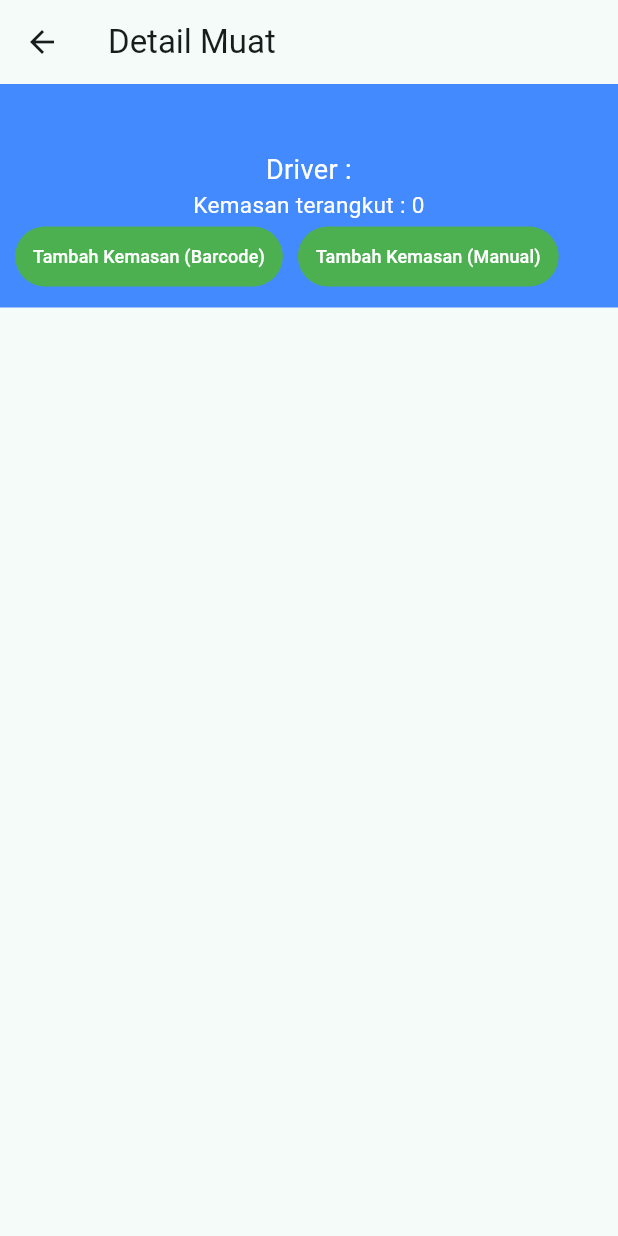
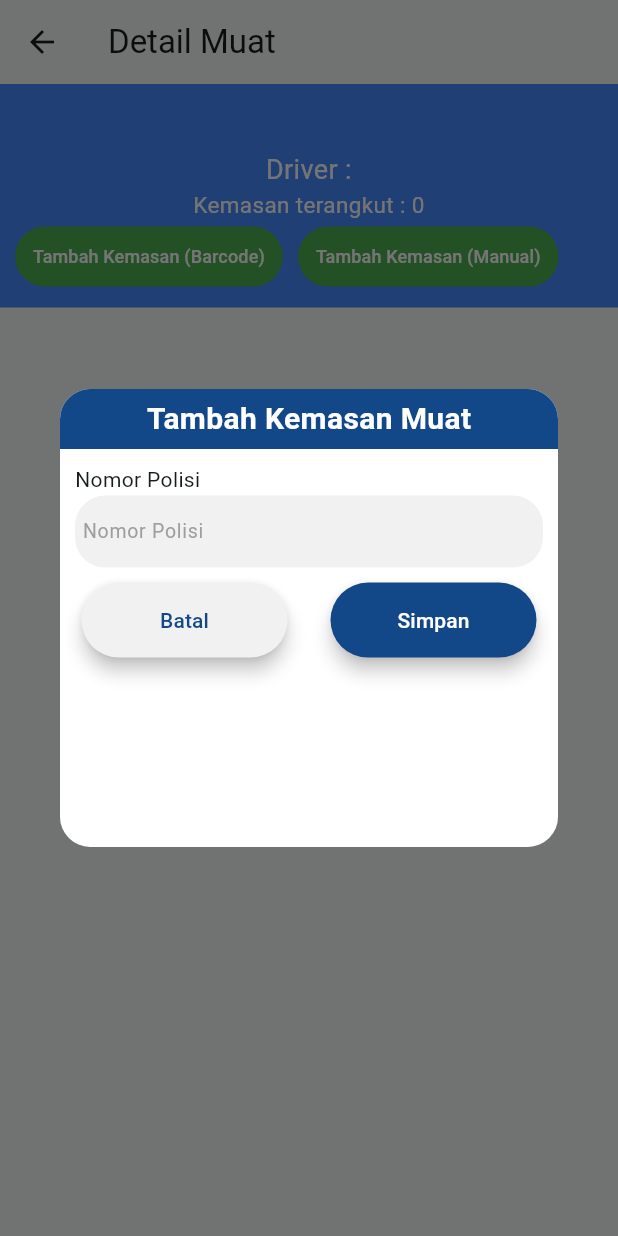
Before and after one commit to mastoto-github/tbl_fotobarang, a Flutter app: the MuatDetil screen opened directly with empty values, after a tap on "Tambah Kemasan (Manual)", on a phone screen of 412 x 824 dp. Run offline on Flutter 3.47's test engine with Material 3 defaults, Android fonts, the phone set to English and light mode, and no system bars; our stand-ins replace cool_alert, flutter_image_compress, get, google_fonts, image_picker, percent_indicator; missing offline and left inert: flutter_barcode_scanner, flutter_beep, odoo_rpc.

Commit message:
Tambah Kemasan Manual

```diff
--- a/lib/screens/muat/muat_detil.dart
+++ b/lib/screens/muat/muat_detil.dart
@@ -3,6 +3,8 @@ import 'package:flutter/material.dart';
 import 'package:flutter_barcode_scanner/flutter_barcode_scanner.dart';
 import 'package:odoo_rpc/odoo_rpc.dart';
 import 'package:tbl_fotobarang/main.dart';
+import 'package:flutter_beep/flutter_beep.dart';
+import 'package:tbl_fotobarang/screens/muat/tambahkemasan_form.dart';
 
 class MuatDetil extends StatefulWidget {
   final String vnopol;
@@ -89,7 +91,9 @@ class _MuatDetilState extends State<MuatDetil> {
                       child: TextButton(
                           style: TextButton.styleFrom(
                               backgroundColor: Colors.green.shade500),
-                          onPressed: () async {},
+                          onPressed: () async {
+                            _showAnimatedDialog(context, TambahKemasanForm());
+                          },
                           child: const Text(
                             "Tambah Kemasan (Manual)",
                             style: TextStyle(fontSize: 12, color: Colors.white),
@@ -201,6 +205,17 @@ class _MuatDetilState extends State<MuatDetil> {
     });
   }
 
+  void _showAnimatedDialog(BuildContext context, var val) {
+    showDialog(
+        context: context,
+        builder: (BuildContext context) {
+          return Dialog(
+            backgroundColor: Colors.transparent,
+            child: val,
+          );
+        }).then((value) => setState(() {}));
+  }
+
   Future scanbarcode() async {
     await FlutterBarcodeScanner.scanBarcode(
             "#FFFF0000", "Kembali", false, ScanMode.BARCODE)
@@ -218,6 +233,7 @@ class _MuatDetilState extends State<MuatDetil> {
       }
 
       if (vresp == "N") {
+        FlutterBeep.beep(false);
         // ignore: use_build_context_synchronously
         CoolAlert.show(
             context: context,
@@ -226,6 +242,7 @@ class _MuatDetilState extends State<MuatDetil> {
             text: "Data kemasan tidak ditemukan di aplikasi",
             autoCloseDuration: const Duration(seconds: 2));
       } else if (vresp == "X") {
+        FlutterBeep.beep(false);
         // ignore: use_build_context_synchronously
         CoolAlert.show(
             context: context,
@@ -235,6 +252,7 @@ class _MuatDetilState extends State<MuatDetil> {
             autoCloseDuration: const Duration(seconds: 2));
       } else {
         await insertMuatIds();
+        FlutterBeep.beep();
         // ignore: use_build_context_synchronously
         CoolAlert.show(
             context: context,
--- /dev/null
+++ b/lib/screens/muat/tambahkemasan_form.dart
@@ -0,0 +1,155 @@
+import 'package:flutter/material.dart';
+
+import 'package:get/get.dart';
+import 'package:odoo_rpc/odoo_rpc.dart';
+import 'package:tbl_fotobarang/screens/input_field.dart';
+import 'package:tbl_fotobarang/style.dart';
+import 'package:tbl_fotobarang/themes.dart';
+
+class TambahKemasanForm extends StatefulWidget {
+  @override
+  _TambahKemasanForm createState() => _TambahKemasanForm();
+}
+
+class _TambahKemasanForm extends State<TambahKemasanForm> {
+  double _dialogHeight = 0.0;
+  double _dialogWidth = Get.width;
+  final tNoKemasan = TextEditingController();
+  String? snokms;
+  final client = OdooClient('https://tps.transbenua.com');
+
+  @override
+  void initState() {
+    super.initState();
+    Future.delayed(Duration(milliseconds: 50), () {
+      setState(() {
+        _dialogHeight = Get.height / 2.7;
+      });
+    });
+  }
+
+  Widget build(BuildContext context) {
+    Style style = Style();
+
+    return AnimatedContainer(
+      duration: Duration(milliseconds: 600),
+      curve: Curves.easeInOut,
+      height: _dialogHeight,
+      width: _dialogWidth,
+      decoration: BoxDecoration(
+          color: Colors.white, borderRadius: BorderRadius.circular(20)),
+      child: SingleChildScrollView(
+          child: Column(
+        mainAxisAlignment: MainAxisAlignment.center,
+        children: [
+          Container(
+            width: Get.width,
+            height: 40,
+            alignment: Alignment.center,
+            decoration: const BoxDecoration(
+                color: blueColor,
+                borderRadius: BorderRadius.only(
+                    topLeft: Radius.circular(20),
+                    topRight: Radius.circular(20))),
+            child: const Text(
+              'Tambah Kemasan Muat',
+              style: TextStyle(
+                  fontSize: 20,
+                  fontWeight: FontWeight.w600,
+                  color: Colors.white),
+            ),
+          ),
+          const SizedBox(
+            height: 10,
+          ),
+          InputField(
+            title: 'Nomor Polisi',
+            isSecured: false,
+            tCont: tNoKemasan,
+          ),
+          const SizedBox(
+            height: 10,
+          ),
+          Row(
+            mainAxisAlignment: MainAxisAlignment.spaceAround,
+            children: [
+              ElevatedButton(
+                style: style.btnStyle(
+                    btnWidth: Get.width / 3,
+                    btnColor: Color.fromARGB(255, 241, 241, 241)),
+                onPressed: () async {
+                  await Future.delayed(const Duration(milliseconds: 50), () {
+                    setState(() {
+                      _dialogHeight = 0;
+                    });
+                  });
+
+                  await Future.delayed(const Duration(milliseconds: 450));
+                  Get.back();
+                },
+                child: Text(
+                  'Batal',
+                  style: style.txtStyle(txtColor: blueColor),
+                ),
+              ),
+              ElevatedButton(
+                onPressed: () async {
+                  await Future.delayed(const Duration(milliseconds: 50), () {
+                    setState(() {
+                      _dialogHeight = 0;
+                      snokms = tNoKemasan.text;
+                      insertMuatIds();
+                    });
+                  });
+                  await Future.delayed(const Duration(milliseconds: 450));
+                  Get.back(result: 'Ok');
+                },
+                style: style.btnStyle(
+                    btnWidth: Get.width / 3, btnColor: blueColor),
+                child: Text(
+                  'Simpan',
+                  style: style.txtStyle(txtColor: Colors.white),
+                ),
+              )
+            ],
+          )
+        ],
+      )),
+    );
+  }
+
+  Future<int?> sendMuat() async {
+    int? ret;
+    final session = await client.authenticate('tbl_test', 'tbl', 'tbl');
+    await client.callKw({
+      'model': 'dps.muat',
+      'method': 'create',
+      'args': [
+        {
+          'nopol': snokms,
+          'driver': sdriver,
+          'tujuan_muat': stujuan ?? '',
+        },
+      ],
+      'kwargs': {},
+    }).then((value) {
+      if (value != null) {
+        ret = value;
+      }
+    });
+    //debugPrint('periksaId awal : ${periksaId}');
+
+    return ret;
+  }
+
+    Future insertMuatIds() async {
+    var kemasanId = await orpc.callKw({
+      'model': 'dps.muat.ids',
+      'method': 'create',
+      'args': [
+        {'muat_id': widget.vmuatid, 'kemasan_id': vreskode[0]['id']},
+      ],
+      'kwargs': {},
+    });
+  }
+}
--- a/pubspec.yaml
+++ b/pubspec.yaml
@@ -46,6 +46,8 @@ dependencies:
   google_fonts: ^5.0.0
   percent_indicator: ^4.2.3
   get: ^4.6.5
+
+  flutter_beep: ^1.0.0
 
 
 dev_dependencies:
```
Also changed, not shown: pubspec.lock.
